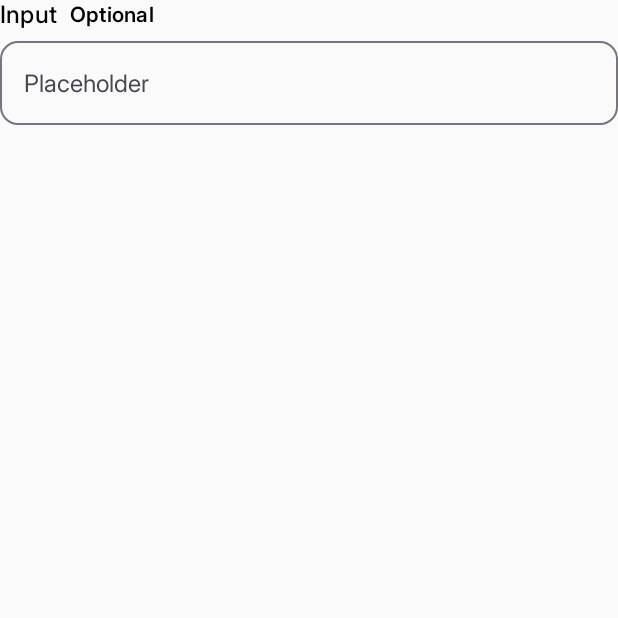
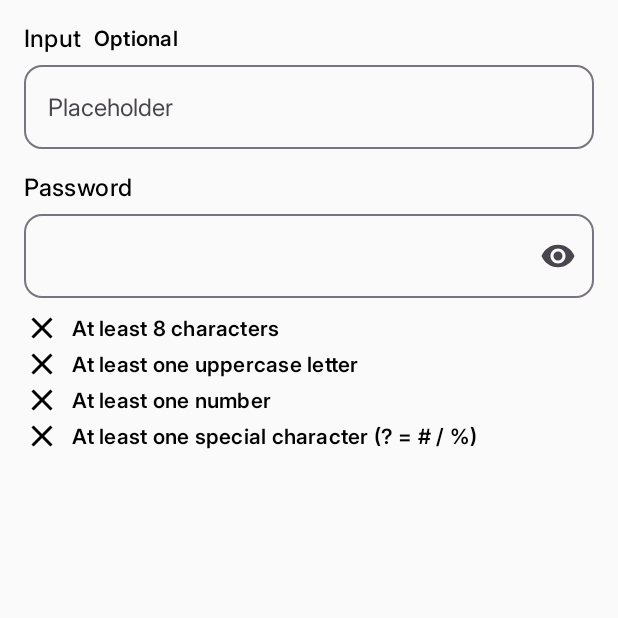
Before and after one commit to Norbert445/O2Input, an Android app built with Jetpack Compose: the screen it shows after launch (MainActivity), on a phone screen of 412 x 824 dp, the top half of it. Run offline under Robolectric (Android 15) with nearby library versions, the phone set to English and light mode, and no system bars.

Commit message:
feat: password input view

```diff
--- a/app/build.gradle.kts
+++ b/app/build.gradle.kts
@@ -49,6 +49,7 @@ dependencies {
     implementation(libs.androidx.ui.graphics)
     implementation(libs.androidx.ui.tooling.preview)
     implementation(libs.androidx.material3)
+    implementation(libs.androidx.material.icons)
     testImplementation(libs.junit)
     androidTestImplementation(libs.androidx.junit)
     androidTestImplementation(libs.androidx.espresso.core)
--- a/app/src/main/java/com/example/o2input/MainActivity.kt
+++ b/app/src/main/java/com/example/o2input/MainActivity.kt
@@ -4,13 +4,24 @@ import android.os.Bundle
 import androidx.activity.ComponentActivity
 import androidx.activity.compose.setContent
 import androidx.activity.enableEdgeToEdge
+import androidx.compose.foundation.layout.Column
+import androidx.compose.foundation.layout.Spacer
 import androidx.compose.foundation.layout.fillMaxSize
+import androidx.compose.foundation.layout.height
 import androidx.compose.foundation.layout.padding
 import androidx.compose.material3.Scaffold
+import androidx.compose.runtime.getValue
+import androidx.compose.runtime.mutableStateOf
+import androidx.compose.runtime.remember
+import androidx.compose.runtime.setValue
 import androidx.compose.ui.Modifier
+import androidx.compose.ui.res.stringResource
+import androidx.compose.ui.unit.dp
 import com.example.o2input.ui.theme.LocalCustomColorsPalette
+import com.example.o2input.ui.theme.LocalSpacing
 import com.example.o2input.ui.theme.O2InputTheme
 import com.example.o2input.ui.widget.InputView
+import com.example.o2input.ui.widget.PasswordInputView
 
 class MainActivity : ComponentActivity() {
     override fun onCreate(savedInstanceState: Bundle?) {
@@ -18,18 +29,39 @@ class MainActivity : ComponentActivity() {
         enableEdgeToEdge()
         setContent {
             O2InputTheme {
+
+                var email by remember { mutableStateOf("") }
+                var password by remember { mutableStateOf("") }
+
                 Scaffold(
                     containerColor = LocalCustomColorsPalette.current.surfaceXLow,
                     modifier = Modifier
                         .fillMaxSize()
                 ) { innerPadding ->
-                    InputView(
-                        value = "",
-                        onValueChange = {},
-                        modifier = Modifier.padding(innerPadding),
-                        label = "Input",
-                        placeholder = "Placeholder"
-                    )
+                    Column(
+                        modifier = Modifier
+                            .padding(innerPadding)
+                            .padding(16.dp)
+                    ) {
+                        InputView(
+                            value = email,
+                            onValueChange = {
+                                email = it
+                            },
+                            label = "Input",
+                            placeholder = "Placeholder"
+                        )
+
+                        Spacer(modifier = Modifier.height(LocalSpacing.current.m))
+
+                        PasswordInputView(
+                            password = password,
+                            label = stringResource(R.string.password_title),
+                            onValueChange = {
+                                password = it
+                            }
+                        )
+                    }
                 }
             }
         }
--- a/app/src/main/java/com/example/o2input/ui/widget/InputView.kt
+++ b/app/src/main/java/com/example/o2input/ui/widget/InputView.kt
@@ -7,6 +7,7 @@ import androidx.compose.foundation.layout.fillMaxWidth
 import androidx.compose.foundation.layout.height
 import androidx.compose.foundation.layout.width
 import androidx.compose.foundation.shape.RoundedCornerShape
+import androidx.compose.foundation.text.KeyboardOptions
 import androidx.compose.material3.MaterialTheme
 import androidx.compose.material3.OutlinedTextField
 import androidx.compose.material3.OutlinedTextFieldDefaults
@@ -15,6 +16,7 @@ import androidx.compose.runtime.Composable
 import androidx.compose.ui.Alignment
 import androidx.compose.ui.Modifier
 import androidx.compose.ui.res.stringResource
+import androidx.compose.ui.text.input.VisualTransformation
 import androidx.compose.ui.tooling.preview.Preview
 import com.example.o2input.R
 import com.example.o2input.ui.theme.LocalCustomColorsPalette
@@ -31,6 +33,9 @@ fun InputView(
     placeholder: String = "",
     isOptional: Boolean = true,
     isError: Boolean = false,
+    trailingIcon: @Composable (() -> Unit)? = null,
+    visualTransformation: VisualTransformation = VisualTransformation.None,
+    keyboardOptions: KeyboardOptions = KeyboardOptions.Default
 ) {
     Column(modifier = modifier) {
         Row(verticalAlignment = Alignment.CenterVertically) {
@@ -72,7 +77,10 @@ fun InputView(
                 unfocusedBorderColor = LocalCustomColorsPalette.current.surfaceXHigh,
                 errorBorderColor = LocalCustomColorsPalette.current.surfaceDanger
             ),
-            shape = RoundedCornerShape(LocalRadius.current.input)
+            shape = RoundedCornerShape(LocalRadius.current.input),
+            trailingIcon = trailingIcon,
+            visualTransformation = visualTransformation,
+            keyboardOptions = keyboardOptions
         )
     }
 }
--- /dev/null
+++ b/app/src/main/java/com/example/o2input/ui/widget/PasswordInputView.kt
@@ -0,0 +1,113 @@
+package com.example.o2input.ui.widget
+
+import androidx.compose.foundation.layout.Column
+import androidx.compose.foundation.layout.Row
+import androidx.compose.foundation.layout.Spacer
+import androidx.compose.foundation.layout.padding
+import androidx.compose.foundation.layout.width
+import androidx.compose.foundation.text.KeyboardOptions
+import androidx.compose.material.icons.Icons
+import androidx.compose.material.icons.filled.Check
+import androidx.compose.material.icons.filled.Close
+import androidx.compose.material.icons.filled.Visibility
+import androidx.compose.material.icons.filled.VisibilityOff
+import androidx.compose.material3.Icon
+import androidx.compose.material3.IconButton
+import androidx.compose.material3.MaterialTheme
+import androidx.compose.material3.Text
+import androidx.compose.runtime.Composable
+import androidx.compose.runtime.getValue
+import androidx.compose.runtime.mutableStateOf
+import androidx.compose.runtime.remember
+import androidx.compose.runtime.setValue
+import androidx.compose.ui.Alignment
+import androidx.compose.ui.Modifier
+import androidx.compose.ui.res.stringResource
+import androidx.compose.ui.text.input.KeyboardType
+import androidx.compose.ui.text.input.PasswordVisualTransformation
+import androidx.compose.ui.text.input.VisualTransformation
+import androidx.compose.ui.tooling.preview.Preview
+import androidx.compose.ui.unit.dp
+import com.example.o2input.R
+import com.example.o2input.ui.theme.LocalCustomColorsPalette
+import com.example.o2input.ui.theme.LocalSpacing
+import com.example.o2input.ui.theme.O2InputTheme
+
+@Composable
+fun PasswordInputView(
+    password: String,
+    onValueChange: (String) -> Unit,
+    modifier: Modifier = Modifier,
+    label: String? = null,
+    placeholder: String = "",
+    isError: Boolean = false,
+) {
+    var passwordVisible by remember { mutableStateOf(false) }
+
+    Column(modifier = modifier) {
+        InputView(
+            value = password,
+            onValueChange = onValueChange,
+            modifier = modifier,
+            label = label,
+            placeholder = placeholder,
+            isOptional = false,
+            isError = isError,
+            visualTransformation = if (passwordVisible) VisualTransformation.None else PasswordVisualTransformation(),
+            trailingIcon = {
+                val icon =
+                    if (passwordVisible) Icons.Default.VisibilityOff else Icons.Default.Visibility
+                val description = if (passwordVisible) "Hide password" else "Show password"
+
+                IconButton(onClick = { passwordVisible = !passwordVisible }) {
+                    Icon(imageVector = icon, contentDescription = description)
+                }
+            },
+            keyboardOptions = KeyboardOptions(keyboardType = KeyboardType.Password)
+        )
+
+        val rules = listOf(
+            stringResource(R.string.password_rule_min_length) to (password.length >= 8),
+            stringResource(R.string.password_rule_uppercase) to password.any { it.isUpperCase() },
+            stringResource(R.string.password_rule_number) to password.any { it.isDigit() },
+            stringResource(R.string.password_rule_special_char) to password.any {
+                "!@#\$%^&*()-_=+{}[]|:;\"'<>,.?/`~".contains(
+                    it
+                )
+            }
+        )
+
+        Column(modifier = Modifier.padding(top = 8.dp)) {
+            rules.forEach { (ruleText, isValid) ->
+                val color =
+                    if (isValid) LocalCustomColorsPalette.current.surfaceBrand else LocalCustomColorsPalette.current.contentOnNeutralDanger
+
+                Row(verticalAlignment = Alignment.CenterVertically) {
+                    Icon(
+                        imageVector = if (isValid) Icons.Default.Check else Icons.Default.Close,
+                        contentDescription = null,
+                        tint = color
+                    )
+                    Spacer(modifier = Modifier.width(LocalSpacing.current.xs))
+                    Text(
+                        text = ruleText,
+                        color = color,
+                        style = MaterialTheme.typography.labelSmall
+                    )
+                }
+            }
+        }
+    }
+}
+
+@Preview(showBackground = true)
+@Composable
+fun PasswordInputPreview() {
+    O2InputTheme {
+        PasswordInputView(
+            password = "",
+            onValueChange = {},
+            label = "Password"
+        )
+    }
+}
--- a/app/src/main/res/values/strings.xml
+++ b/app/src/main/res/values/strings.xml
@@ -1,4 +1,11 @@
 <resources>
     <string name="app_name">O2Input</string>
     <string name="optional_title">Optional</string>
+    <string name="password_title">Password</string>
+
+    <string name="password_requirements">Password Requirements:</string>
+    <string name="password_rule_min_length">At least 8 characters</string>
+    <string name="password_rule_uppercase">At least one uppercase letter</string>
+    <string name="password_rule_number">At least one number</string>
+    <string name="password_rule_special_char">At least one special character (? = # / %)</string>
 </resources>
--- a/gradle/libs.versions.toml
+++ b/gradle/libs.versions.toml
@@ -24,6 +24,7 @@ androidx-ui-tooling-preview = { group = "androidx.compose.ui", name = "ui-toolin
 androidx-ui-test-manifest = { group = "androidx.compose.ui", name = "ui-test-manifest" }
 androidx-ui-test-junit4 = { group = "androidx.compose.ui", name = "ui-test-junit4" }
 androidx-material3 = { group = "androidx.compose.material3", name = "material3" }
+androidx-material-icons = { group = "androidx.compose.material", name = "material-icons-extended" }
 
 [plugins]
 android-application = { id = "com.android.application", version.ref = "agp" }
```
